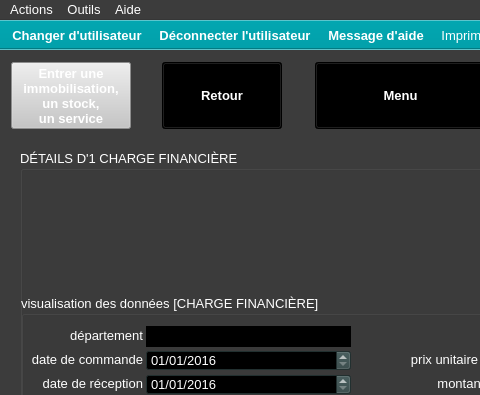
Before: the Qt Designer form ui/yeroth-erp-charges-financieres-detail-window.ui in yerothd/yeroth-erp-3-0, drawn with Qt 5; both pictures show x 0 to 480 and y 0 to 395 of the 800 by 600 pixel window.
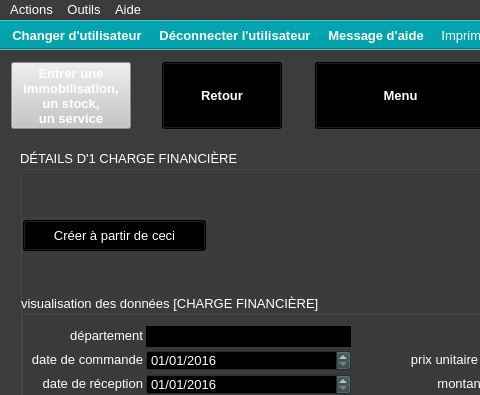
After: the same form once the commit is applied. Icons and pictures are not drawn. Custom widgets are drawn as their Qt base class.

What changed in the file:
```diff
--- a/ui/yeroth-erp-charges-financieres-detail-window.ui
+++ b/ui/yeroth-erp-charges-financieres-detail-window.ui
@@ -9284,6 +9284,522 @@
       </property>
      </widget>
     </widget>
+    <widget class="YerothPushButton" name="pushButton_detail_charges_financieres_CREER">
+     <property name="geometry">
+      <rect>
+       <x>3</x>
+       <y>70</y>
+       <width>183</width>
+       <height>31</height>
+      </rect>
+     </property>
+     <property name="palette">
+      <palette>
+       <active>
+        <colorrole role="WindowText">
+         <brush brushstyle="SolidPattern">
+          <color alpha="255">
+           <red>255</red>
+           <green>255</green>
+           <blue>255</blue>
+          </color>
+         </brush>
+        </colorrole>
+        <colorrole role="Button">
+         <brush brushstyle="SolidPattern">
+          <color alpha="255">
+           <red>0</red>
+           <green>0</green>
+           <blue>0</blue>
+          </color>
+         </brush>
+        </colorrole>
+        <colorrole role="Light">
+         <brush brushstyle="SolidPattern">
+          <color alpha="255">
+           <red>0</red>
+           <green>0</green>
+           <blue>0</blue>
+          </color>
+         </brush>
+        </colorrole>
+        <colorrole role="Midlight">
+         <brush brushstyle="SolidPattern">
+          <color alpha="255">
+           <red>0</red>
+           <green>0</green>
+           <blue>0</blue>
+          </color>
+         </brush>
+        </colorrole>
+        <colorrole role="Dark">
+         <brush brushstyle="SolidPattern">
+          <color alpha="255">
+           <red>0</red>
+           <green>0</green>
+           <blue>0</blue>
+          </color>
+         </brush>
+        </colorrole>
+        <colorrole role="Mid">
+         <brush brushstyle="SolidPattern">
+          <color alpha="255">
+           <red>0</red>
+           <green>0</green>
+           <blue>0</blue>
+          </color>
+         </brush>
+        </colorrole>
+        <colorrole role="Text">
+         <brush brushstyle="SolidPattern">
+          <color alpha="255">
+           <red>255</red>
+           <green>255</green>
+           <blue>255</blue>
+          </color>
+         </brush>
+        </colorrole>
+        <colorrole role="BrightText">
+         <brush brushstyle="SolidPattern">
+          <color alpha="255">
+           <red>255</red>
+           <green>255</green>
+           <blue>255</blue>
+          </color>
+         </brush>
+        </colorrole>
+        <colorrole role="ButtonText">
+         <brush brushstyle="SolidPattern">
+          <color alpha="255">
+           <red>255</red>
+           <green>255</green>
+           <blue>255</blue>
+          </color>
+         </brush>
+        </colorrole>
+        <colorrole role="Base">
+         <brush brushstyle="SolidPattern">
+          <color alpha="255">
+           <red>0</red>
+           <green>0</green>
+           <blue>0</blue>
+          </color>
+         </brush>
+        </colorrole>
+        <colorrole role="Window">
+         <brush brushstyle="SolidPattern">
+          <color alpha="255">
+           <red>0</red>
+           <green>0</green>
+           <blue>0</blue>
+          </color>
+         </brush>
+        </colorrole>
+        <colorrole role="Shadow">
+         <brush brushstyle="SolidPattern">
+          <color alpha="255">
+           <red>0</red>
+           <green>0</green>
+           <blue>0</blue>
+          </color>
+         </brush>
+        </colorrole>
+        <colorrole role="Highlight">
+         <brush brushstyle="SolidPattern">
+          <color alpha="255">
+           <red>0</red>
+           <green>0</green>
+           <blue>0</blue>
+          </color>
+         </brush>
+        </colorrole>
+        <colorrole role="HighlightedText">
+         <brush brushstyle="SolidPattern">
+          <color alpha="255">
+           <red>2</red>
+           <green>160</green>
+           <blue>70</blue>
+          </color>
+         </brush>
+        </colorrole>
+        <colorrole role="AlternateBase">
+         <brush brushstyle="SolidPattern">
+          <color alpha="255">
+           <red>0</red>
+           <green>0</green>
+           <blue>0</blue>
+          </color>
+         </brush>
+        </colorrole>
+        <colorrole role="ToolTipBase">
+         <brush brushstyle="SolidPattern">
+          <color alpha="255">
+           <red>255</red>
+           <green>255</green>
+           <blue>220</blue>
+          </color>
+         </brush>
+        </colorrole>
+        <colorrole role="ToolTipText">
+         <brush brushstyle="SolidPattern">
+          <color alpha="255">
+           <red>0</red>
+           <green>0</green>
+           <blue>0</blue>
+          </color>
+         </brush>
+        </colorrole>
+        <colorrole role="PlaceholderText">
+         <brush brushstyle="NoBrush">
+          <color alpha="128">
+           <red>255</red>
+           <green>255</green>
+           <blue>255</blue>
+          </color>
+         </brush>
+        </colorrole>
+       </active>
+       <inactive>
+        <colorrole role="WindowText">
+         <brush brushstyle="SolidPattern">
+          <color alpha="255">
+           <red>255</red>
+           <green>255</green>
+           <blue>255</blue>
+          </color>
+         </brush>
+        </colorrole>
+        <colorrole role="Button">
+         <brush brushstyle="SolidPattern">
+          <color alpha="255">
+           <red>0</red>
+           <green>0</green>
+           <blue>0</blue>
+          </color>
+         </brush>
+        </colorrole>
+        <colorrole role="Light">
+         <brush brushstyle="SolidPattern">
+          <color alpha="255">
+           <red>0</red>
+           <green>0</green>
+           <blue>0</blue>
+          </color>
+         </brush>
+        </colorrole>
+        <colorrole role="Midlight">
+         <brush brushstyle="SolidPattern">
+          <color alpha="255">
+           <red>0</red>
+           <green>0</green>
+           <blue>0</blue>
+          </color>
+         </brush>
+        </colorrole>
+        <colorrole role="Dark">
+         <brush brushstyle="SolidPattern">
+          <color alpha="255">
+           <red>0</red>
+           <green>0</green>
+           <blue>0</blue>
+          </color>
+         </brush>
+        </colorrole>
+        <colorrole role="Mid">
+         <brush brushstyle="SolidPattern">
+          <color alpha="255">
+           <red>0</red>
+           <green>0</green>
+           <blue>0</blue>
+          </color>
+         </brush>
+        </colorrole>
+        <colorrole role="Text">
+         <brush brushstyle="SolidPattern">
+          <color alpha="255">
+           <red>255</red>
+           <green>255</green>
+           <blue>255</blue>
+          </color>
+         </brush>
+        </colorrole>
+        <colorrole role="BrightText">
+         <brush brushstyle="SolidPattern">
+          <color alpha="255">
+           <red>255</red>
+           <green>255</green>
+           <blue>255</blue>
+          </color>
+         </brush>
+        </colorrole>
+        <colorrole role="ButtonText">
+         <brush brushstyle="SolidPattern">
+          <color alpha="255">
+           <red>255</red>
+           <green>255</green>
+           <blue>255</blue>
+          </color>
+         </brush>
+        </colorrole>
+        <colorrole role="Base">
+         <brush brushstyle="SolidPattern">
+          <color alpha="255">
+           <red>0</red>
+           <green>0</green>
+           <blue>0</blue>
+          </color>
+         </brush>
+        </colorrole>
+        <colorrole role="Window">
+         <brush brushstyle="SolidPattern">
+          <color alpha="255">
+           <red>0</red>
+           <green>0</green>
+           <blue>0</blue>
+          </color>
+         </brush>
+        </colorrole>
+        <colorrole role="Shadow">
+         <brush brushstyle="SolidPattern">
+          <color alpha="255">
+           <red>0</red>
+           <green>0</green>
+           <blue>0</blue>
+          </color>
+         </brush>
+        </colorrole>
+        <colorrole role="Highlight">
+         <brush brushstyle="SolidPattern">
+          <color alpha="255">
+           <red>0</red>
+           <green>0</green>
+           <blue>0</blue>
+          </color>
+         </brush>
+        </colorrole>
+        <colorrole role="HighlightedText">
+         <brush brushstyle="SolidPattern">
+          <color alpha="255">
+           <red>2</red>
+           <green>160</green>
+           <blue>70</blue>
+          </color>
+         </brush>
+        </colorrole>
+        <colorrole role="AlternateBase">
+         <brush brushstyle="SolidPattern">
+          <color alpha="255">
+           <red>0</red>
+           <green>0</green>
+           <blue>0</blue>
+          </color>
+         </brush>
+        </colorrole>
+        <colorrole role="ToolTipBase">
+         <brush brushstyle="SolidPattern">
+          <color alpha="255">
+           <red>255</red>
+           <green>255</green>
+           <blue>220</blue>
+          </color>
+         </brush>
+        </colorrole>
+        <colorrole role="ToolTipText">
+         <brush brushstyle="SolidPattern">
+          <color alpha="255">
+           <red>0</red>
+           <green>0</green>
+           <blue>0</blue>
+          </color>
+         </brush>
+        </colorrole>
+        <colorrole role="PlaceholderText">
+         <brush brushstyle="NoBrush">
+          <color alpha="128">
+           <red>255</red>
+           <green>255</green>
+           <blue>255</blue>
+          </color>
+         </brush>
+        </colorrole>
+       </inactive>
+       <disabled>
+        <colorrole role="WindowText">
+         <brush brushstyle="SolidPattern">
+          <color alpha="255">
+           <red>0</red>
+           <green>0</green>
+           <blue>0</blue>
+          </color>
+         </brush>
+        </colorrole>
+        <colorrole role="Button">
+         <brush brushstyle="SolidPattern">
+          <color alpha="255">
+           <red>0</red>
+           <green>0</green>
+           <blue>0</blue>
+          </color>
+         </brush>
+        </colorrole>
+        <colorrole role="Light">
+         <brush brushstyle="SolidPattern">
+          <color alpha="255">
+           <red>0</red>
+           <green>0</green>
+           <blue>0</blue>
+          </color>
+         </brush>
+        </colorrole>
+        <colorrole role="Midlight">
+         <brush brushstyle="SolidPattern">
+          <color alpha="255">
+           <red>0</red>
+           <green>0</green>
+           <blue>0</blue>
+          </color>
+         </brush>
+        </colorrole>
+        <colorrole role="Dark">
+         <brush brushstyle="SolidPattern">
+          <color alpha="255">
+           <red>0</red>
+           <green>0</green>
+           <blue>0</blue>
+          </color>
+         </brush>
+        </colorrole>
+        <colorrole role="Mid">
+         <brush brushstyle="SolidPattern">
+          <color alpha="255">
+           <red>0</red>
+           <green>0</green>
+           <blue>0</blue>
+          </color>
+         </brush>
+        </colorrole>
+        <colorrole role="Text">
+         <brush brushstyle="SolidPattern">
+          <color alpha="255">
+           <red>0</red>
+           <green>0</green>
+           <blue>0</blue>
+          </color>
+         </brush>
+        </colorrole>
+        <colorrole role="BrightText">
+         <brush brushstyle="SolidPattern">
+          <color alpha="255">
+           <red>255</red>
+           <green>255</green>
+           <blue>255</blue>
+          </color>
+         </brush>
+        </colorrole>
+        <colorrole role="ButtonText">
+         <brush brushstyle="SolidPattern">
+          <color alpha="255">
+           <red>0</red>
+           <green>0</green>
+           <blue>0</blue>
+          </color>
+         </brush>
+        </colorrole>
+        <colorrole role="Base">
+         <brush brushstyle="SolidPattern">
+          <color alpha="255">
+           <red>0</red>
+           <green>0</green>
+           <blue>0</blue>
+          </color>
+         </brush>
+        </colorrole>
+        <colorrole role="Window">
+         <brush brushstyle="SolidPattern">
+          <color alpha="255">
+           <red>0</red>
+           <green>0</green>
+           <blue>0</blue>
+          </color>
+         </brush>
+        </colorrole>
+        <colorrole role="Shadow">
+         <brush brushstyle="SolidPattern">
+          <color alpha="255">
+           <red>0</red>
+           <green>0</green>
+           <blue>0</blue>
+          </color>
+         </brush>
+        </colorrole>
+        <colorrole role="Highlight">
+         <brush brushstyle="SolidPattern">
+          <color alpha="255">
+           <red>145</red>
+           <green>145</green>
+           <blue>145</blue>
+          </color>
+         </brush>
+        </colorrole>
+        <colorrole role="HighlightedText">
+         <brush brushstyle="SolidPattern">
+          <color alpha="255">
+           <red>2</red>
+           <green>160</green>
+           <blue>70</blue>
+          </color>
+         </brush>
+        </colorrole>
+        <colorrole role="AlternateBase">
+         <brush brushstyle="SolidPattern">
+          <color alpha="255">
+           <red>0</red>
+           <green>0</green>
+           <blue>0</blue>
+          </color>
+         </brush>
+        </colorrole>
+        <colorrole role="ToolTipBase">
+         <brush brushstyle="SolidPattern">
+          <color alpha="255">
+           <red>255</red>
+           <green>255</green>
+           <blue>220</blue>
+          </color>
+         </brush>
+        </colorrole>
+        <colorrole role="ToolTipText">
+         <brush brushstyle="SolidPattern">
+          <color alpha="255">
+           <red>0</red>
+           <green>0</green>
+           <blue>0</blue>
+          </color>
+         </brush>
+        </colorrole>
+        <colorrole role="PlaceholderText">
+         <brush brushstyle="NoBrush">
+          <color alpha="128">
+           <red>255</red>
+           <green>255</green>
+           <blue>255</blue>
+          </color>
+         </brush>
+        </colorrole>
+       </disabled>
+      </palette>
+     </property>
+     <property name="font">
+      <font>
+       <pointsize>10</pointsize>
+       <weight>50</weight>
+       <bold>false</bold>
+      </font>
+     </property>
+     <property name="text">
+      <string>Créer à partir de ceci</string>
+     </property>
+    </widget>
    </widget>
   </widget>
   <widget class="QMenuBar" name="menubar_detailWindow">
```
Left out of the diff: 15 changed lines with no effect on the pictures.
